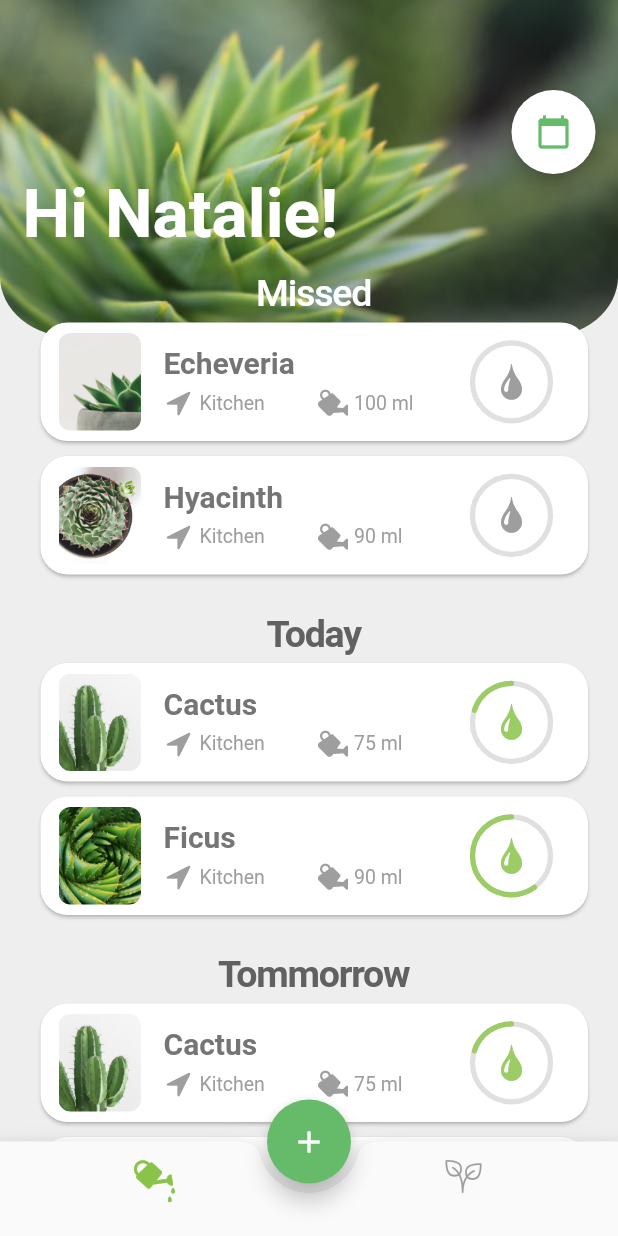
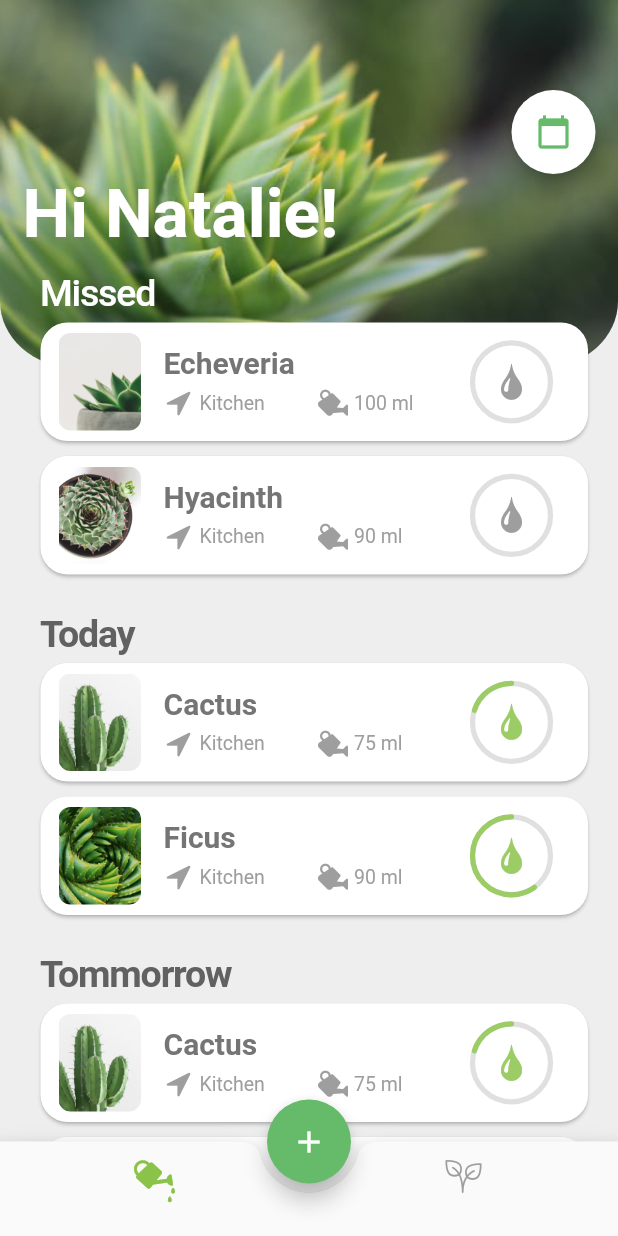
Before and after one commit to benjaminkostiuk/sprout, a Flutter app: the screen it shows after launch, on a phone screen of 412 x 824 dp. Run offline on Flutter 3.47's test engine with Material 2 defaults, Android fonts, the phone set to English and light mode, and no system bars.

Commit message:
fixed alignement of plant cards and section titles

```diff
--- a/lib/widgets/plant.dart
+++ b/lib/widgets/plant.dart
@@ -20,9 +20,7 @@ class Plant {
 class PlantCard extends StatelessWidget {
   final Plant plant;
 
-
   PlantCard(this.plant, {Key key}) : super(key: key);
-
 
   @override
   Widget build(BuildContext context) {
--- a/lib/widgets/wateringlist.dart
+++ b/lib/widgets/wateringlist.dart
@@ -115,7 +115,7 @@ class DaySection extends StatelessWidget {
 
     return Column(
         mainAxisAlignment: MainAxisAlignment.start,
-        crossAxisAlignment: CrossAxisAlignment.center,
+        crossAxisAlignment: CrossAxisAlignment.start,
         children: sectionList);
   }
 }
@@ -184,7 +184,7 @@ class _WateringListState extends State<WateringList> {
                 SizedBox(
                   width: double.infinity,
                   child: Container(
-                    height: 225.0,
+                    height: 245.0,
                     child: FittedBox(
                       fit: BoxFit.fill,
                       child: ClipRRect(
@@ -243,7 +243,7 @@ class _WateringListState extends State<WateringList> {
                           right: 5.0,
                         ),
                         color: Colors.transparent,
-                        alignment: Alignment.topCenter,
+                        alignment: Alignment.topLeft,
                         child: Column(
                             // List of sections
                             children: plantData
```
